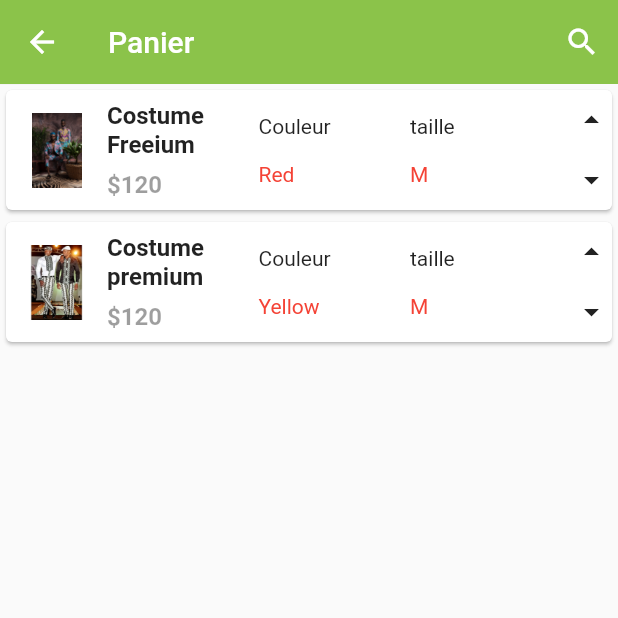
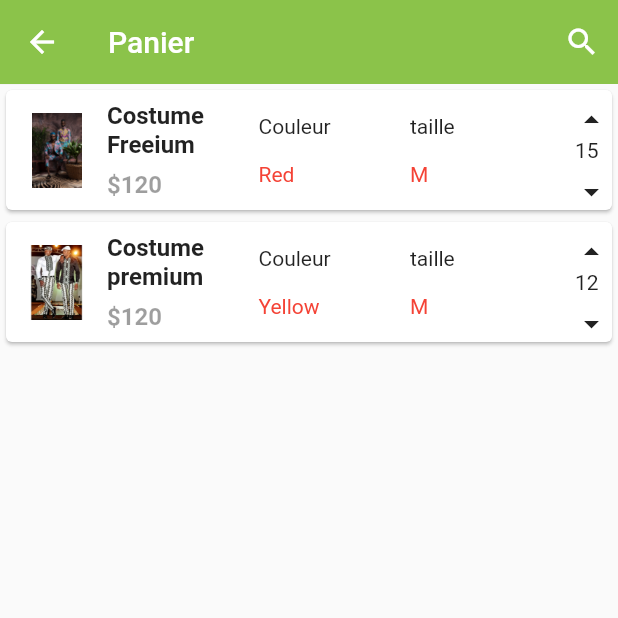
Before and after one commit to ismaelgansonre/GomboMarket, a Flutter app: the Panier screen opened directly, on a phone screen of 412 x 824 dp, the top half of it. Run offline on Flutter 3.47's test engine with Material 2 defaults, Android fonts, the light colour scheme and no system bars; our stand-ins replace carousel_pro.

Commit message:
fin de la video 22

```diff
--- a/lib/componets/produits_panier.dart
+++ b/lib/componets/produits_panier.dart
@@ -204,6 +204,7 @@ trailing: new Column(
                     Expanded(
                         child: IconButton(
                             icon: Icon(Icons.arrow_drop_up), onPressed: () {})),
+                    new Text("$panier_prod_qty"),
                     Expanded(
                         child: IconButton(
                             icon: Icon(Icons.arrow_drop_down),
@@ -214,5 +215,7 @@ trailing: new Column(
             ]),
       ),
     );
+
   }
+
 }
```
